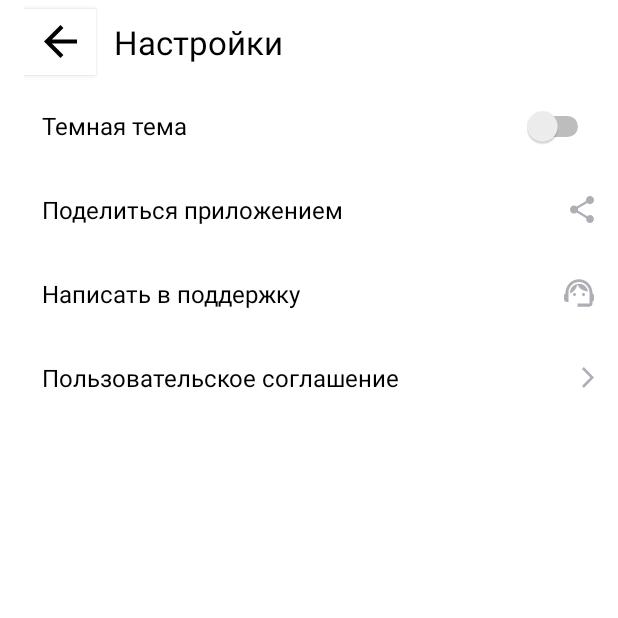
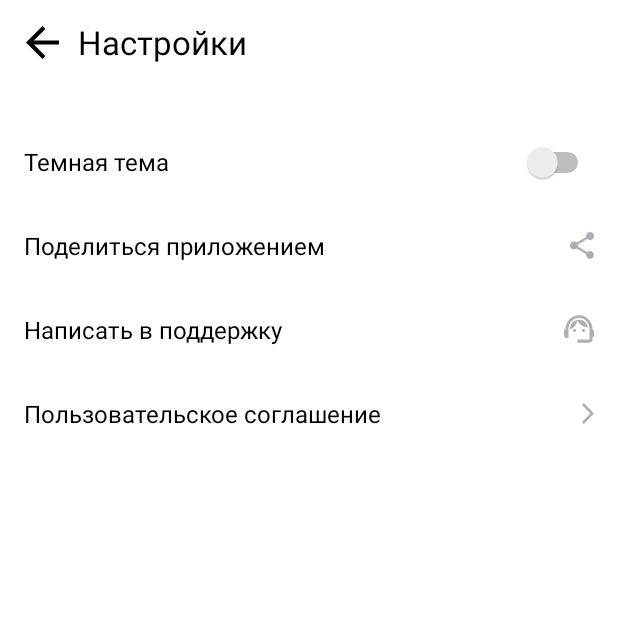
Before and after one commit to Dimmar90/PlaylistMaker, an Android app: the SettingsActivity screen opened directly, with no data from a screen before it, on a phone screen of 412 x 824 dp, the top half of it. Run offline under Robolectric (Android 15) with nearby library versions, the phone set to English and light mode, and no system bars.

Commit message:
Add Edits

```diff
--- a/app/src/main/AndroidManifest.xml
+++ b/app/src/main/AndroidManifest.xml
@@ -30,6 +30,7 @@
                 <category android:name="android.intent.category.LAUNCHER" />
             </intent-filter>
         </activity>
+
     </application>
 
 </manifest>
--- a/app/src/main/res/layout/activity_main.xml
+++ b/app/src/main/res/layout/activity_main.xml
@@ -6,6 +6,7 @@
     android:layout_height="match_parent"
     android:background="@color/blue_layout"
     android:orientation="vertical"
+
     android:paddingHorizontal="16dp">
 
     <FrameLayout
@@ -34,6 +35,7 @@
             android:layout_height="0dp"
             android:layout_marginBottom="@dimen/button_margin"
             android:layout_weight="1"
+            android:textAllCaps="false"
             android:text="@string/button_search"
             android:textColor="@color/black"
             android:textSize="@dimen/primary_text_size"
@@ -51,6 +53,7 @@
             android:layout_height="0dp"
             android:layout_marginBottom="@dimen/button_margin"
             android:layout_weight="1"
+            android:textAllCaps="false"
             android:text="@string/button_media"
             android:textColor="@color/black"
             android:textSize="@dimen/primary_text_size"
@@ -67,6 +70,7 @@
             android:layout_height="0dp"
             android:layout_marginBottom="@dimen/button_margin"
             android:layout_weight="1"
+            android:textAllCaps="false"
             android:text="@string/button_settings"
             android:textColor="@color/black"
             android:textSize="@dimen/primary_text_size"
--- a/app/src/main/res/layout/activity_settings.xml
+++ b/app/src/main/res/layout/activity_settings.xml
@@ -14,11 +14,11 @@
 
         <com.google.android.material.button.MaterialButton
             android:id="@+id/return_button"
-            android:layout_width="48dp"
-            android:layout_height="match_parent"
-            android:gravity="center"
+            android:layout_width="24dp"
+            android:layout_height="24dp"
+            android:layout_gravity="center"
+            android:outlineProvider="none"
             app:backgroundTint="@color/white"
-            app:cornerRadius="@dimen/button_corner_without_radius"
             app:icon="@drawable/vector"
             app:iconGravity="textStart"
             app:iconPadding="0dp"
@@ -39,13 +39,13 @@
     <LinearLayout
         android:layout_width="match_parent"
         android:layout_height="56dp"
+        android:layout_marginTop="24dp"
         tools:ignore="UseSwitchCompatOrMaterialXml">
 
         <TextView
-            android:layout_width="300dp"
+            android:layout_width="wrap_content"
             android:layout_height="match_parent"
             android:gravity="center_vertical"
-            android:paddingStart="12dp"
             android:text="@string/dark_theme"
             android:textColor="@color/black"
             android:textSize="@dimen/settings_text_size"
@@ -53,8 +53,7 @@
 
         <Switch
             android:layout_width="match_parent"
-            android:layout_height="match_parent"
-            />
+            android:layout_height="match_parent" />
 
     </LinearLayout>
 
@@ -63,10 +62,9 @@
         android:layout_height="56dp">
 
         <TextView
-            android:layout_width="300dp"
+            android:layout_width="wrap_content"
             android:layout_height="match_parent"
             android:gravity="center_vertical"
-            android:paddingStart="12dp"
             android:text="@string/share_app"
             android:textColor="@color/black"
             android:textSize="@dimen/settings_text_size"
@@ -83,10 +81,9 @@
         android:layout_height="56dp">
 
         <TextView
-            android:layout_width="300dp"
+            android:layout_width="wrap_content"
             android:layout_height="match_parent"
             android:gravity="center_vertical"
-            android:paddingStart="12dp"
             android:text="@string/support"
             android:textColor="@color/black"
             android:textSize="@dimen/settings_text_size"
@@ -103,10 +100,9 @@
         android:layout_height="56dp">
 
         <TextView
-            android:layout_width="300dp"
+            android:layout_width="wrap_content"
             android:layout_height="match_parent"
             android:gravity="center_vertical"
-            android:paddingStart="12dp"
             android:text="@string/terms_of_use"
             android:textColor="@color/black"
             android:textSize="@dimen/settings_text_size"
--- /dev/null
+++ b/app/src/main/res/values/ids.xml
@@ -0,0 +1,4 @@
+<?xml version="1.0" encoding="utf-8"?>
+<resources>
+    <item name="return_button" type="id" />
+</resources>
```
Also changed, not shown: 3 other files.
